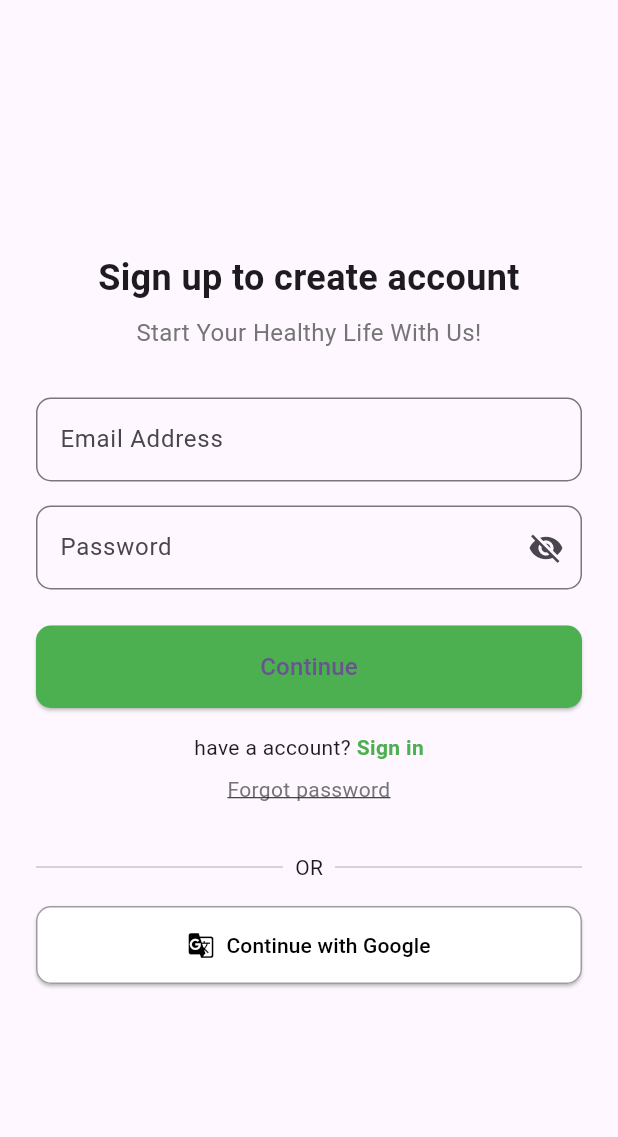
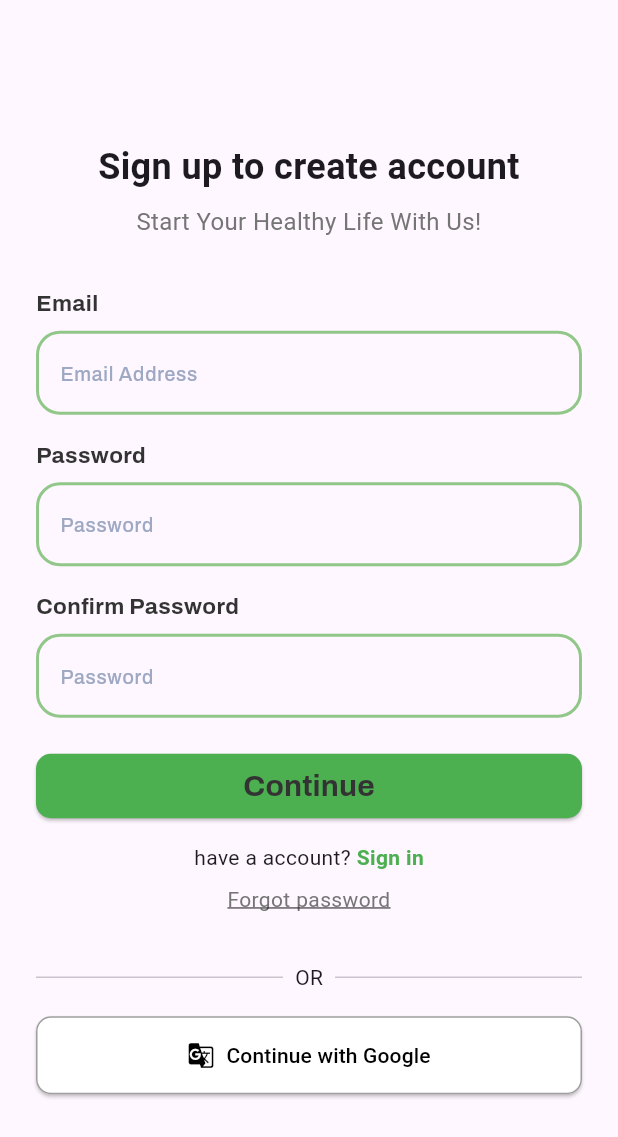
Before and after one commit to EdgarTanamal/Nutriwise, a Flutter app: the screen it shows after launch, on a phone screen of 412 x 824 dp. Shown: the top 1137 px of the screen. Run offline on Flutter 3.47's test engine with Material 3 defaults, Android fonts, the light colour scheme and no system bars; our stand-ins replace cloud_firestore, firebase_auth, firebase_core, google_fonts, share_plus, shared_preferences; missing offline and left inert: json_cache, test; accounts and stored records are empty.

Commit message:
implementation fiture Register and login

```diff
--- a/lib/data/network/firebaseAuthServices.dart
+++ b/lib/data/network/firebaseAuthServices.dart
@@ -1,6 +1,6 @@
 import 'package:firebase_auth/firebase_auth.dart';
 
-class FirebaseAuthService{
+class FirebaseAuthService {
   final FirebaseAuth _auth = FirebaseAuth.instance;
 
   Future<User?> signInWithEmail(String email, String password) async {
@@ -10,11 +10,21 @@ class FirebaseAuthService{
         password: password,
       );
       return userCredential.user;
+    } on FirebaseAuthException catch (e) {
+      if (e.code == 'user-not-found') {
+        throw ('Email not Found');
+      } else if (e.code == 'wrong-password') {
+        throw ('Password is incorrect');
+      } else if (e.code == 'invalid-credential') {
+        throw ('Email or Password is Incorrect');
+      } else {
+        throw ('Login failed: ${e.message}');
+      }
     } catch (e) {
-      print('Error during sign-in: $e');
-      return null;
+      throw ('Login failed: $e');
     }
   }
+
   Future<User?> signUpWithEmail(String email, String password) async {
     try {
       UserCredential userCredential = await _auth.createUserWithEmailAndPassword(
@@ -22,9 +32,20 @@ class FirebaseAuthService{
         password: password,
       );
       return userCredential.user;
+    } on FirebaseAuthException catch (e) {
+      // Menangani exception spesifik dari FirebaseAuth
+      if (e.code == 'weak-password') {
+        throw ('Password too Weak, use number and letter');
+      } else if (e.code == 'email-already-in-use') {
+        throw ('Email is Already in Use');
+      } else if (e.code == 'invalid-email') {
+        throw ('Email is Invalid');
+      } else {
+        throw ('Sign Up Failed: ${e.message}');
+      }
     } catch (e) {
-      print('Error during sign-up: $e');
-      return null;
+      // Menangani exception lainnya yang mungkin terjadi
+      throw ('Sign Up Failed: $e');
     }
   }
 
--- a/lib/view/pages/pages.dart
+++ b/lib/view/pages/pages.dart
@@ -1,12 +1,16 @@
 import 'dart:async';
 
+import 'package:diabets/model/survey.dart';
 import 'package:diabets/shared/shared.dart';
 import 'package:diabets/view/widgets/widgets.dart';
+import 'package:diabets/viewmodel/viewmodel.dart';
 import 'package:flutter/material.dart';
 import 'package:flutter/cupertino.dart';
 import 'package:flutter/services.dart';
 import 'package:flutter/widgets.dart';
 import 'package:google_fonts/google_fonts.dart';
+import 'package:test/expect.dart';
+
 
 
 part 'register_page.dart';
--- a/lib/view/pages/register_page.dart
+++ b/lib/view/pages/register_page.dart
@@ -1,11 +1,17 @@
 part of 'pages.dart';
 
 class RegisterPage extends StatelessWidget {
+  final GlobalKey<FormState> _formKey = GlobalKey<FormState>();
+  LoginViewModel loginViewModel = LoginViewModel();
   @override
   Widget build(BuildContext context) {
     return Scaffold(
       body: Padding(
         padding: const EdgeInsets.symmetric(horizontal: 24.0),
+        child: Center(
+          child: SingleChildScrollView(
+            child: Form(
+              key: _formKey,
               child: Column(
                 mainAxisAlignment: MainAxisAlignment.center,
                 crossAxisAlignment: CrossAxisAlignment.stretch,
@@ -28,42 +34,36 @@ class RegisterPage extends StatelessWidget {
                     textAlign: TextAlign.center,
                   ),
                   SizedBox(height: 32),
-            TextField(
-              decoration: InputDecoration(
-                labelText: 'Email Address',
-                border: OutlineInputBorder(
-                  borderRadius: BorderRadius.circular(10),
-                ),
-              ),
+                  Customformfield(
+                      question: "Email",
+                      selectedController: loginViewModel.emailController,
+                      hintText: "Email Address",
+                      validator: (_)=> loginViewModel.validateEmail(),
                   ),
                   SizedBox(height: 16),
-            TextField(
-              obscureText: true,
-              decoration: InputDecoration(
-                labelText: 'Password',
-                suffixIcon: Icon(Icons.visibility_off),
-                border: OutlineInputBorder(
-                  borderRadius: BorderRadius.circular(10),
+                  Customformfield(
+                      question: "Password",
+                      selectedController: loginViewModel.passwordController,
+                      hintText: "Password",
+                      isPrivate: true,
+                      validator: (_)=> loginViewModel.validatePassword(),
+
                   ),
-              ),
+                  SizedBox(height: 16),
+                  Customformfield(
+                    question: "Confirm Password",
+                    selectedController: loginViewModel.confirmPasswordController,
+                    hintText: "Password",
+                    isPrivate: true,
+                    validator: (_)=> loginViewModel.validateConfirmPassword(),
                   ),
                   SizedBox(height: 24),
-            ElevatedButton(
-              onPressed: () {
-                Navigator.pushNamed(context, '/introsurvey');
+                  Custombutton(
+                    detail: "Continue",
+                    route: '/introsurvey',
+                    formKey: _formKey,
+                    submitForm: loginViewModel.registerUser,
 
-              },
-              style: ElevatedButton.styleFrom(
-                backgroundColor: Colors.green,
-                shape: RoundedRectangleBorder(
-                  borderRadius: BorderRadius.circular(10),
-                ),
-                padding: EdgeInsets.symmetric(vertical: 16),
-              ),
-              child: Text(
-                'Continue',
-                style: TextStyle(fontSize: 16),
-              ),
                   ),
                   SizedBox(height: 16),
                   Row(
@@ -71,7 +71,9 @@ class RegisterPage extends StatelessWidget {
                     children: [
                       Text('have a account? '),
                       GestureDetector(
-                  onTap: () {},
+                        onTap: () {
+                          Navigator.pushNamed(context, '/login');
+                        },
                         child: Text(
                           'Sign in',
                           style: TextStyle(
@@ -124,6 +126,9 @@ class RegisterPage extends StatelessWidget {
                 ],
               ),
             ),
+          ),
+        ),
+      ),
     );
   }
 }
--- a/lib/view/widgets/customFormField.dart
+++ b/lib/view/widgets/customFormField.dart
@@ -7,9 +7,8 @@ class Customformfield extends StatelessWidget {
   final bool isUnit;
   final String unit;
   final bool isNumber;
-
-
-
+  final bool isPrivate;
+  final String? Function(String?)? validator;
 
   const Customformfield({
     super.key,
@@ -19,8 +18,8 @@ class Customformfield extends StatelessWidget {
     this.isUnit = false,
     this.unit = "",
     this.isNumber=false,
-
-
+    this.isPrivate=false,
+    this.validator
   });
 
   @override
@@ -38,6 +37,7 @@ class Customformfield extends StatelessWidget {
         ),
         SizedBox(height: 8),
         TextFormField(
+          obscureText: isPrivate?true:false,
           controller: selectedController,
           keyboardType: isNumber?TextInputType.number:TextInputType.text,
           decoration: InputDecoration(
@@ -83,6 +83,10 @@ class Customformfield extends StatelessWidget {
             ),
           ),
           validator: (value) {
+            if (validator != null) {
+              return validator!(value);
+            }
+
             if (value == null || value.isEmpty) {
               return 'This field cannot be empty';
             }
--- a/lib/view/widgets/widgets.dart
+++ b/lib/view/widgets/widgets.dart
@@ -1,5 +1,6 @@
 
 
+import 'package:diabets/model/survey.dart';
 import 'package:diabets/shared/shared.dart';
 import 'package:flutter/cupertino.dart';
 import 'package:flutter/material.dart';
```
Also changed, not shown: lib/view/pages/login_page.dart (+30 -41 lines), lib/view/widgets/customButton.dart (+11 -4 lines), lib/viewmodel/loginViewModel.dart (added, +113 -0 lines), lib/viewmodel/viewmodel.dart (added, +11 -0 lines), pubspec.lock. Lines whose indentation alone changed are shown as unchanged.
